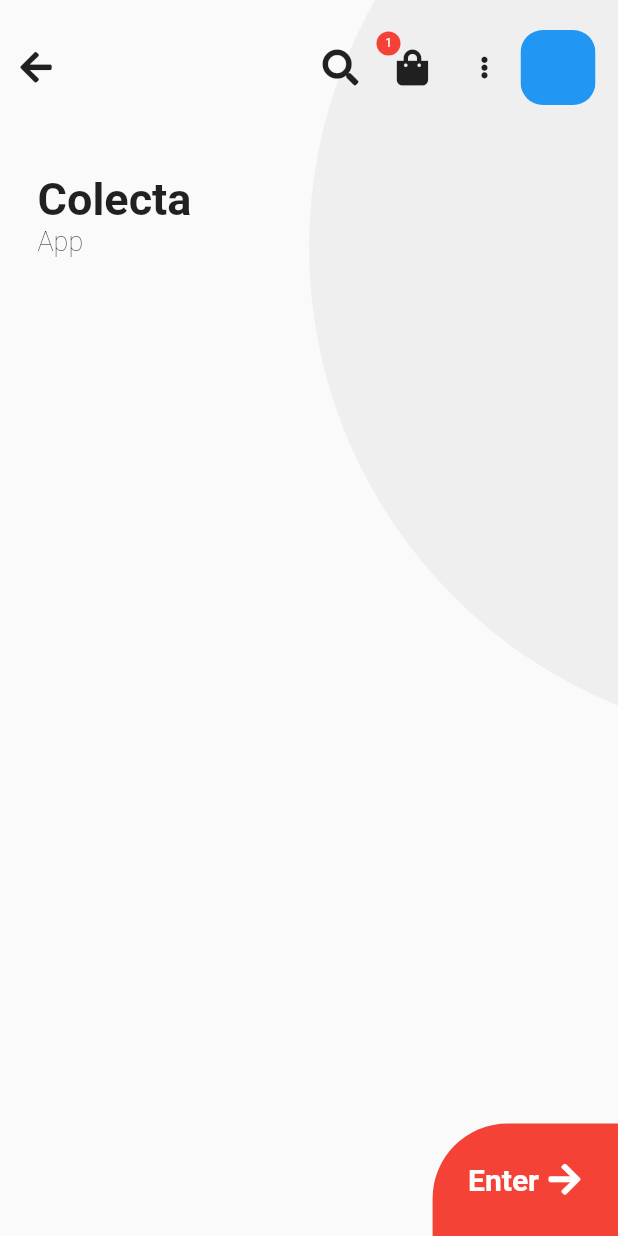
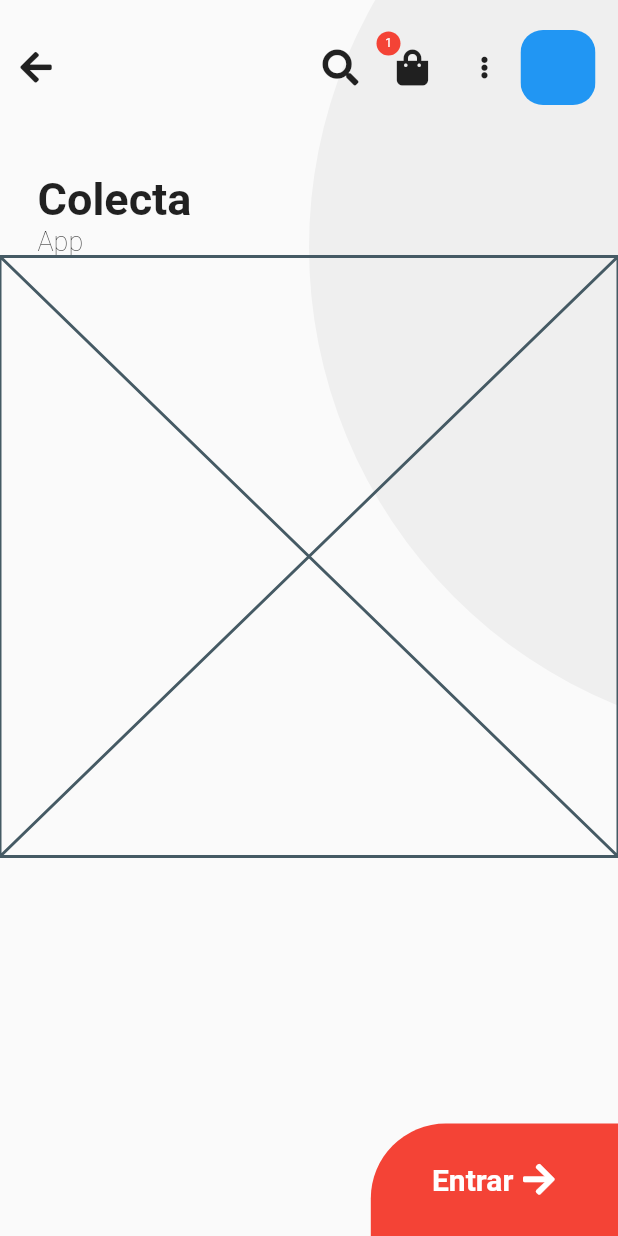
Before and after one commit to ilodi/uiFLutter, a Flutter app: the screen it shows after launch, on a phone screen of 412 x 824 dp. Run offline on Flutter 3.47's test engine with Material 2 defaults, Android fonts, the phone set to English and light mode, and no system bars; our stand-ins replace font_awesome_flutter.

Commit message:
nuevos cambios

```diff
--- a/lib/src/pages/home_page.dart
+++ b/lib/src/pages/home_page.dart
@@ -2,6 +2,7 @@ import 'package:flutter/material.dart';
 import 'package:beats/src/widgets/BuyButton.dart';
 import 'package:beats/src/widgets/fondo_circular.dart';
 import 'package:beats/src/widgets/CustomAppBar.dart';
+import 'package:beats/src/widgets/card_view.dart';
 
 class HomePage extends StatelessWidget {
   @override
@@ -14,15 +15,12 @@ class HomePage extends StatelessWidget {
           child: SingleChildScrollView(
             child: Column(
               crossAxisAlignment: CrossAxisAlignment.start,
-              children: <Widget>[CustomAppBar(), _Header()],
+              children: <Widget>[CustomAppBar(), _Header(), CardsView()],
             ),
           ),
         ),
         BuyButton(),
       ],
-
-
-
     ));
   }
 }
--- a/lib/src/widgets/BuyButton.dart
+++ b/lib/src/widgets/BuyButton.dart
@@ -12,21 +12,27 @@ class BuyButton extends StatelessWidget {
           bottom: 0.0,
           right: 0.0,
           child: Container(
-
             child: Row(
               mainAxisAlignment: MainAxisAlignment.center,
               children: <Widget>[
-                Text('Enter', style: TextStyle(color: Colors.white, fontWeight: FontWeight.bold, fontSize: 20.0)),
+                Text('Entrar',
+                    style: TextStyle(
+                        color: Colors.white,
+                        fontWeight: FontWeight.bold,
+                        fontSize: 20.0)),
                 SizedBox(width: 5.0),
-                 Icon(FontAwesomeIcons.arrowRight,color:Colors.white ,),
+                Icon(
+                  FontAwesomeIcons.arrowRight,
+                  color: Colors.white,
+                ),
               ],
             ),
-            width: size.width * 0.3,
+            width: size.width * 0.4,
             height: 75.0,
             decoration: BoxDecoration(
-              color: Colors.red,
-              borderRadius: BorderRadius.only(topLeft: Radius.circular(50.0) )
-            ),
+                color: Colors.red,
+                borderRadius:
+                    BorderRadius.only(topLeft: Radius.circular(50.0))),
           ),
         )
       ],
--- /dev/null
+++ b/lib/src/widgets/card_view.dart
@@ -0,0 +1,10 @@
+import 'package:flutter/material.dart';
+class CardsView extends StatelessWidget {
+
+  @override
+  Widget build(BuildContext context) {
+    return Placeholder(
+
+    );
+  }
+}
```
